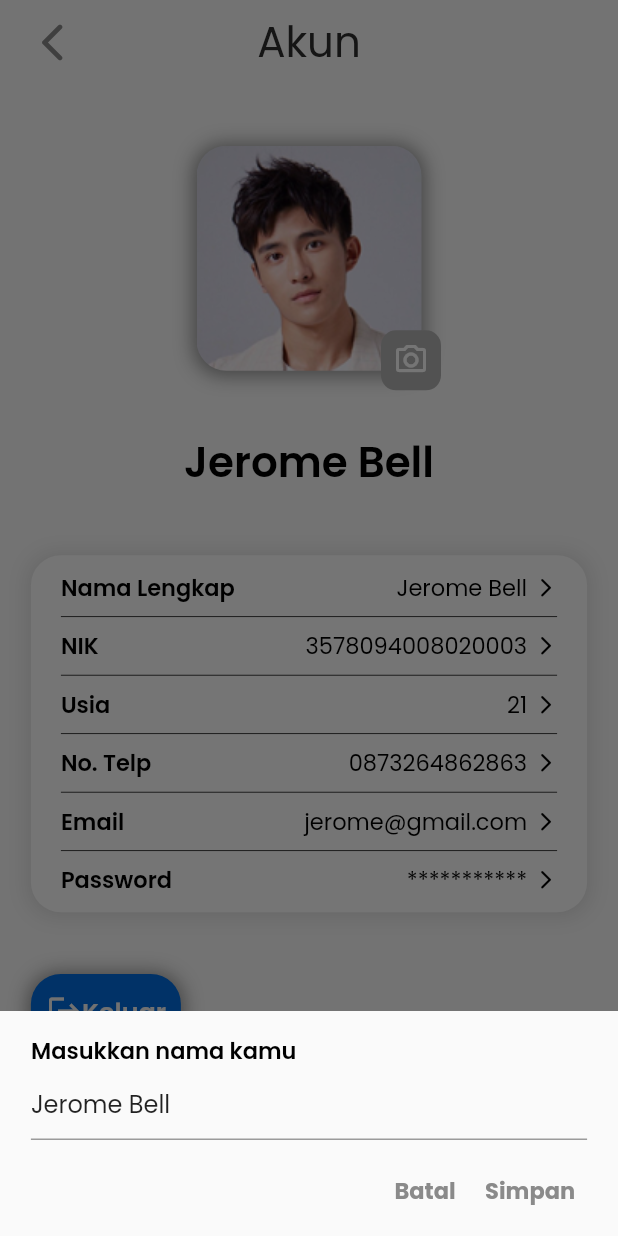
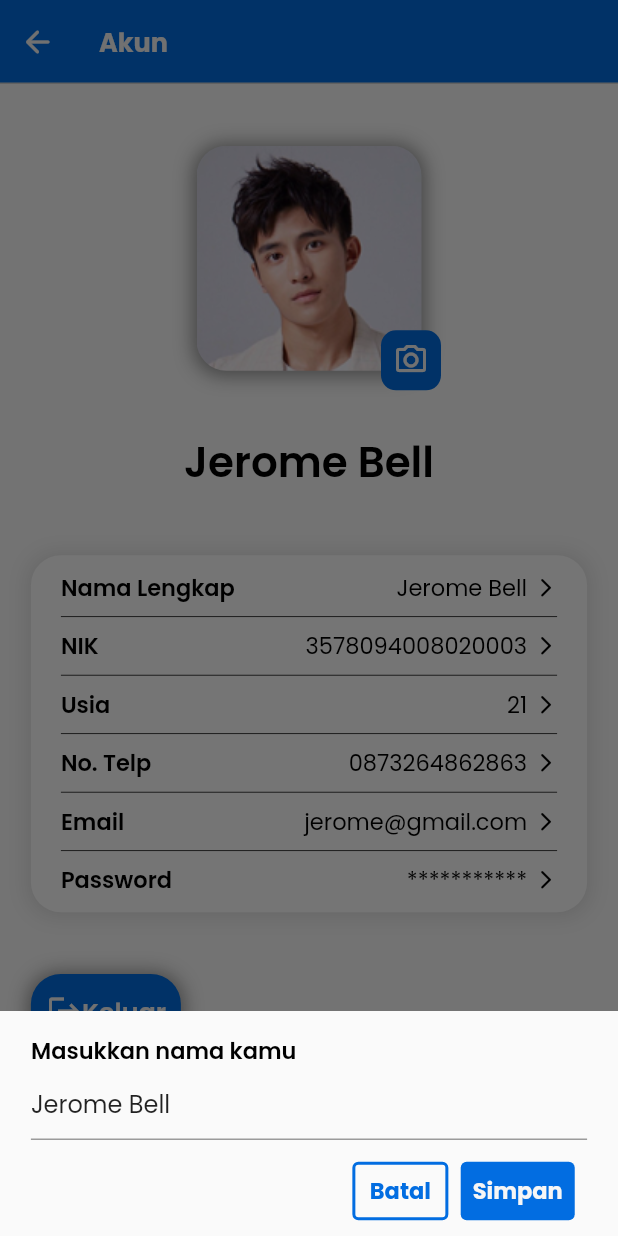
Before and after one commit to Mini-Project-Vaccine-Booking-System/Vaccine_Booking_System-Flutter, a Flutter app: the Akun screen opened directly, after a tap on "Jerome Bell", on a phone screen of 412 x 824 dp. Run offline on Flutter 3.47's test engine with Material 2 defaults, Android fonts, the light colour scheme and no system bars; our stand-ins replace carousel_slider, flutter_form_builder, google_fonts.

Commit message:
add navigation

```diff
--- a/lib/screens/akun_screen/akun_screen.dart
+++ b/lib/screens/akun_screen/akun_screen.dart
@@ -8,23 +8,30 @@ class Akun extends StatelessWidget {
 
   @override
   Widget build(BuildContext context) {
-    return Scaffold(appBar: AppBar(
-        leadingWidth: 70,
+    return Scaffold(
+      appBar: AppBar(
+        shape: const Border(bottom: BorderSide(color: cNeutral2, width: 1)),
+        leadingWidth: 50,
         leading: IconButton(
-            padding: EdgeInsets.all(0.0),
-            onPressed: () {},
-            icon: Icon(
-              Icons.arrow_back_ios_new_rounded,
-              size: 30,
-              color: cNeutral3,
+            padding: const EdgeInsets.all(0.0),
+            onPressed: () {
+              Navigator.pop(context);
+            },
+            icon: const Icon(
+              Icons.arrow_back_rounded,
+              size: 24,
+              color: cMainWhite,
             )),
-        backgroundColor: Colors.transparent,
+        backgroundColor: cPrimary1,
         elevation: 0.0,
-        title: Text(
+        title: const Text(
           "Akun",
-          style: headingRegular2(cMainBlack),
+          style: TextStyle(
+              color: cMainWhite, fontSize: 17, fontWeight: FontWeight.bold),
         ),
-        centerTitle: true,
-      ), body: Body(),);
+        centerTitle: false,
+      ),
+      body: Body(),
+    );
   }
 }
--- a/lib/screens/akun_screen/components/data_akun.dart
+++ b/lib/screens/akun_screen/components/data_akun.dart
@@ -257,20 +257,35 @@ class DataAkun extends StatelessWidget {
                       SizedBox(
                         height: 10,
                       ),
-                      Row(
+                      Padding(
+                        padding:
+                            EdgeInsets.symmetric(horizontal: size.width * 0.02),
+                        child: Row(
                           mainAxisAlignment: MainAxisAlignment.end,
                           children: [
                             TextButton(
+                                style: ButtonStyle(
+                                  side: MaterialStateProperty.all(
+                                      const BorderSide(
+                                          width: 2, color: cPrimary1)),
+                                ),
                                 onPressed: () {},
                                 child: Text(
                                   "Batal",
-                                style: paragraphBold2(cNeutral3),
+                                  style: paragraphBold2(cPrimary1),
                                 )),
+                            SizedBox(
+                              width: size.width * 0.02,
+                            ),
                             TextButton(
+                                style: TextButton.styleFrom(
+                                  backgroundColor: cPrimary1,
+                                ),
                                 onPressed: () {},
                                 child: Text("Simpan",
-                                  style: paragraphBold2(cNeutral3)))
+                                    style: paragraphBold2(cMainWhite)))
                           ],
+                        ),
                       )
                     ]),
               ),
--- a/lib/screens/akun_screen/components/top_photo.dart
+++ b/lib/screens/akun_screen/components/top_photo.dart
@@ -42,10 +42,10 @@ class TopPhoto extends StatelessWidget {
                   decoration: BoxDecoration(
                       borderRadius: BorderRadius.all(Radius.circular(10)),
                       shape: BoxShape.rectangle,
-                      color: cNeutral1),
+                      color: cPrimary1),
                   child: Icon(
                     Icons.camera_alt_outlined,
-                    color: Colors.white,
+                    color: cMainWhite,
                   ),
                 ),
               )),
--- a/lib/screens/detail_pesan_screen/detail_pesan_screen.dart
+++ b/lib/screens/detail_pesan_screen/detail_pesan_screen.dart
@@ -13,7 +13,9 @@ class DetailPesanScreen extends StatelessWidget {
         leadingWidth: 50,
         leading: IconButton(
             padding: const EdgeInsets.all(0.0),
-            onPressed: () {},
+            onPressed: () {
+              Navigator.pop(context);
+            },
             icon: const Icon(
               Icons.arrow_back_rounded,
               size: 24,
--- a/lib/screens/home_screen/components/menu.dart
+++ b/lib/screens/home_screen/components/menu.dart
@@ -1,4 +1,5 @@
 import 'package:flutter/material.dart';
+import 'package:vaccine/screens/daftar_vaksin_screen/daftar_vaksin_screen.dart';
 
 import '../../../constants.dart';
 
@@ -14,7 +15,10 @@ class Menu extends StatelessWidget {
       mainAxisAlignment: MainAxisAlignment.spaceAround,
       children: [
         GestureDetector(
-          onTap: () {},
+          onTap: () {
+            Navigator.push(context,
+                MaterialPageRoute(builder: (_) => DaftarVaksinScreen()));
+          },
           child: Column(
             children: [
               Image.asset("assets/icons/left.png"),
--- a/lib/screens/welcome_screen/welcome_screen.dart
+++ b/lib/screens/welcome_screen/welcome_screen.dart
@@ -6,6 +6,6 @@ class WelcomeScreen extends StatelessWidget {
 
   @override
   Widget build(BuildContext context) {
-    return const Scaffold(body: Body());
+    return Scaffold(body: Body());
   }
 }
```
Also changed, not shown: lib/components/roundedButtonLight.dart (+10 -11 lines), lib/components/roundedButtonSolid.dart (+12 -10 lines), lib/main.dart (+11 -9 lines), lib/screens/daftar_vaksin_screen/components/body.dart (+9 -1 lines), lib/screens/daftar_vaksin_screen/daftar_vaksin_screen.dart (+10 -8 lines), lib/screens/detail_pesan_screen/components/body.dart (+8 -1 lines), lib/screens/home_screen/components/top_card.dart (+5 -18 lines), lib/screens/home_screen/components/top_name.dart (+12 -6 lines), lib/screens/login_screen/components/body.dart (+13 -2 lines), lib/screens/register_screen/components/body.dart (+8 -1 lines), lib/screens/result_faskes_screen/components/body.dart (+8 -1 lines), lib/screens/result_faskes_screen/result_faskes_screen.dart (+7 -5 lines), lib/screens/welcome_screen/components/body.dart (+16 -2 lines). Lines whose indentation alone changed are shown as unchanged.
